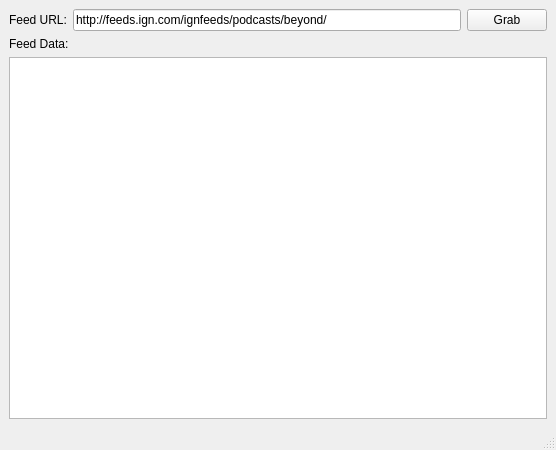
Maikeroppi/podneko, file Source/GUI/PodnekoMainWindow.ui: the form before one commit.
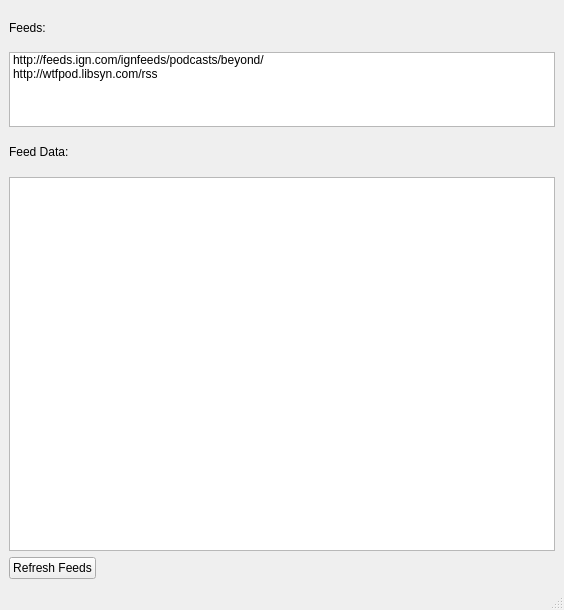
The form after the commit.

Commit message:
Support processing multiple feeds
Also, fix transparency on Icon
Initialize Horizontal Labels through model instead of tree view

Patch:
```diff
--- a/Source/GUI/PodnekoMainWindow.ui
+++ b/Source/GUI/PodnekoMainWindow.ui
@@ -6,39 +6,35 @@
    <rect>
     <x>0</x>
     <y>0</y>
-    <width>556</width>
-    <height>450</height>
+    <width>564</width>
+    <height>610</height>
    </rect>
   </property>
   <property name="windowTitle">
    <string>Podneko v0.001 Pre-Alpha</string>
   </property>
   <widget class="QWidget" name="centralwidget">
-   <layout class="QVBoxLayout" name="verticalLayout">
+   <layout class="QVBoxLayout" name="verticalLayout" stretch="1,2,1,10,1">
     <item>
-     <layout class="QHBoxLayout" name="horizontalLayout">
-      <item>
-       <widget class="QLabel" name="feedLabel">
+     <widget class="QLabel" name="feedsLabel">
         <property name="text">
-         <string>Feed URL:</string>
+       <string>Feeds:</string>
         </property>
        </widget>
       </item>
       <item>
-       <widget class="QLineEdit" name="feedUrl">
+     <widget class="QListWidget" name="feedsList">
+      <item>
         <property name="text">
-         <string>http://feeds.ign.com/ignfeeds/podcasts/beyond/ </string>
-        </property>
-       </widget>
+        <string>http://feeds.ign.com/ignfeeds/podcasts/beyond/</string>
+       </property>
       </item>
       <item>
-       <widget class="QPushButton" name="grabFeed">
         <property name="text">
-         <string>Grab</string>
-        </property>
-       </widget>
+        <string>http://wtfpod.libsyn.com/rss</string>
+       </property>
       </item>
-     </layout>
+     </widget>
     </item>
     <item>
      <widget class="QLabel" name="feedData">
@@ -54,6 +50,30 @@
       </property>
      </widget>
     </item>
+    <item>
+     <layout class="QHBoxLayout" name="horizontalLayout">
+      <item>
+       <widget class="QPushButton" name="grabFeed">
+        <property name="text">
+         <string>Refresh Feeds</string>
+        </property>
+       </widget>
+      </item>
+      <item>
+       <spacer name="horizontalSpacer">
+        <property name="orientation">
+         <enum>Qt::Horizontal</enum>
+        </property>
+        <property name="sizeHint" stdset="0">
+         <size>
+          <width>40</width>
+          <height>20</height>
+         </size>
+        </property>
+       </spacer>
+      </item>
+     </layout>
+    </item>
    </layout>
   </widget>
   <widget class="QMenuBar" name="menubar">
```
Left out of the diff: 2 changed lines with no effect on the pictures. Lines whose indentation alone changed are shown as unchanged. The commit also changes 4 other files.
